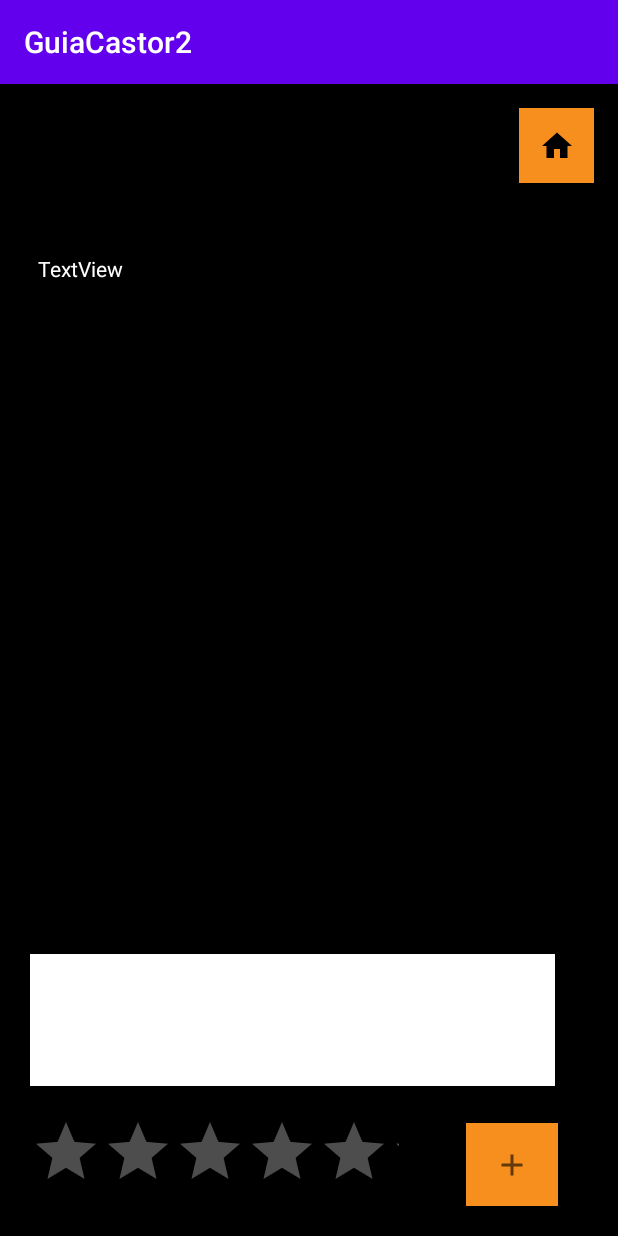
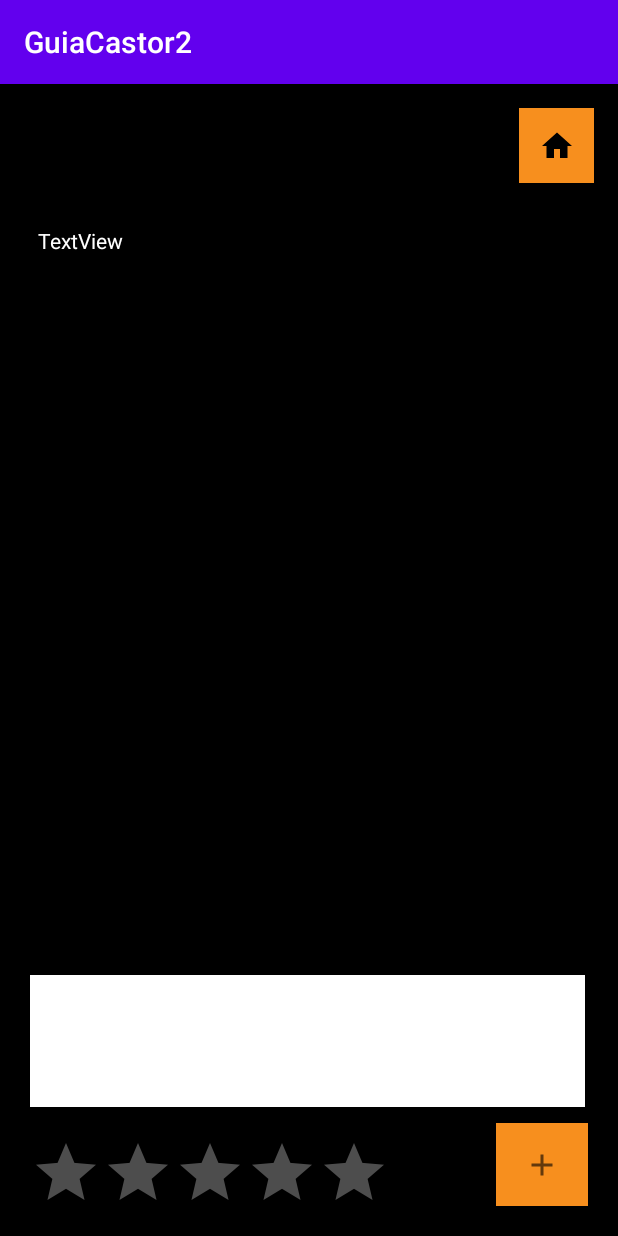
Before and after one commit to MauricioArevaloTorres/GuiaCastor2, an Android app: the Comentarios screen opened directly, with no data from a screen before it, on a phone screen of 412 x 824 dp. Run offline under Robolectric (Android 15) with nearby library versions, the phone set to English and light mode, and no system bars; our stand-ins replace Firebase (no records; nobody signed in at launch, a user with empty details on screens opened directly).

Commit message:
aregladotamaños

```diff
--- a/app/src/main/res/layout/activity_comentarios.xml
+++ b/app/src/main/res/layout/activity_comentarios.xml
@@ -9,89 +9,84 @@
 
     <TextView
         android:id="@+id/txt_name"
-        android:layout_width="87dp"
-        android:layout_height="26dp"
+        android:layout_width="wrap_content"
+        android:layout_height="30dp"
         android:layout_marginStart="25dp"
         android:layout_marginTop="25dp"
         android:text="TextView"
         android:textColor="@color/blanco"
-        app:layout_constraintEnd_toStartOf="@+id/txt_area"
-        app:layout_constraintHorizontal_bias="0.026"
         app:layout_constraintStart_toStartOf="parent"
         app:layout_constraintTop_toTopOf="parent" />
 
     <TextView
         android:id="@+id/txt_ape"
-        android:layout_width="99dp"
-        android:layout_height="27dp"
+        android:layout_width="wrap_content"
+        android:layout_height="30dp"
+        android:layout_marginStart="10dp"
+        android:layout_marginTop="25dp"
+        android:text="TextView"
+        android:textColor="@color/blanco"
+        app:layout_constraintStart_toEndOf="@+id/txt_name"
+        app:layout_constraintTop_toTopOf="parent" />
+
+    <TextView
+        android:id="@+id/txt_id"
+        android:layout_width="wrap_content"
+        android:layout_height="19dp"
+
         android:layout_marginStart="25dp"
-        android:layout_marginTop="20dp"
+        android:layout_marginTop="10dp"
         android:text="TextView"
         android:textColor="@color/blanco"
         app:layout_constraintStart_toStartOf="parent"
         app:layout_constraintTop_toBottomOf="@+id/txt_name" />
 
     <TextView
-        android:id="@+id/txt_id"
-        android:layout_width="wrap_content"
-        android:layout_height="wrap_content"
-        android:text="TextView"
-
-        android:textColor="@color/blanco"
-
-        app:layout_constraintBottom_toTopOf="@+id/rcv_lista"
-
-        app:layout_constraintEnd_toEndOf="parent"
-        app:layout_constraintStart_toStartOf="parent"
-        app:layout_constraintTop_toBottomOf="@+id/txt_ape" />
-
-    <TextView
         android:id="@+id/txt_area"
         android:layout_width="wrap_content"
         android:layout_height="wrap_content"
         android:layout_marginStart="25dp"
-        android:layout_marginTop="25dp"
+        android:layout_marginTop="10dp"
         android:text="TextView"
         android:textColor="@color/blanco"
-        app:layout_constraintBottom_toTopOf="@+id/txt_id"
         app:layout_constraintStart_toStartOf="parent"
-        app:layout_constraintTop_toTopOf="parent" />
+        app:layout_constraintTop_toBottomOf="@+id/txt_id" />
 
     <androidx.recyclerview.widget.RecyclerView
         android:id="@+id/rcv_lista"
         android:layout_width="350dp"
-        android:layout_height="198dp"
+        android:layout_height="300dp"
         android:layout_marginStart="10dp"
+        android:layout_marginTop="20dp"
         android:layout_marginEnd="1dp"
         android:layout_marginBottom="20dp"
         app:layout_constraintBottom_toTopOf="@+id/txt_come"
         app:layout_constraintEnd_toEndOf="parent"
         app:layout_constraintHorizontal_bias="0.12"
-        app:layout_constraintStart_toStartOf="parent" />
+        app:layout_constraintStart_toStartOf="parent"
+        app:layout_constraintTop_toBottomOf="@+id/txt_id" />
 
     <EditText
         android:id="@+id/txt_come"
-        android:layout_width="350dp"
+        android:layout_width="370dp"
         android:layout_height="88dp"
         android:layout_marginStart="20dp"
-        android:layout_marginEnd="40dp"
         android:layout_marginBottom="20dp"
         android:background="@color/blanco"
         android:ems="10"
         android:gravity="start|top"
         android:inputType="textMultiLine"
         app:layout_constraintBottom_toTopOf="@+id/rtn_cali"
-        app:layout_constraintEnd_toEndOf="parent"
 
-        app:layout_constraintHorizontal_bias="0.0"
         app:layout_constraintStart_toStartOf="parent" />
 
     <RatingBar
         android:id="@+id/rtn_cali"
-        android:layout_width="246dp"
-        android:layout_height="60dp"
+        android:layout_width="241dp"
+        android:layout_height="46dp"
         android:layout_marginStart="20dp"
         android:layout_marginBottom="20dp"
+        android:numStars="5"
         android:theme="@style/RatingBar"
         app:layout_constraintBottom_toBottomOf="parent"
         app:layout_constraintEnd_toStartOf="@+id/btn_add"
@@ -104,7 +99,7 @@
         android:layout_width="61dp"
         android:layout_height="55dp"
 
-        android:layout_marginEnd="40dp"
+        android:layout_marginEnd="20dp"
         android:layout_marginBottom="20dp"
         android:background="@color/naranja"
 
--- a/app/src/main/res/layout/list_com_single.xml
+++ b/app/src/main/res/layout/list_com_single.xml
@@ -3,13 +3,13 @@
     xmlns:app="http://schemas.android.com/apk/res-auto"
     xmlns:tools="http://schemas.android.com/tools"
     android:layout_width="match_parent"
-    android:layout_height="200dp"
+    android:layout_height="wrap_content"
     android:background="@color/negro">
 
     <TextView
         android:id="@+id/txt_com"
         android:layout_width="333dp"
-        android:layout_height="86dp"
+        android:layout_height="wrap_content"
         android:layout_marginStart="20dp"
         android:layout_marginTop="20dp"
         android:text="TextView"
@@ -20,13 +20,15 @@
 
     <RatingBar
         android:id="@+id/rtn_cali"
-        android:isIndicator="true"
-        android:numStars="5"
         android:layout_width="wrap_content"
         android:layout_height="50dp"
         android:layout_marginStart="20dp"
         android:layout_marginTop="20dp"
+        android:layout_marginBottom="20dp"
+        android:isIndicator="true"
+        android:numStars="5"
         android:theme="@style/RatingBar"
+        app:layout_constraintBottom_toBottomOf="parent"
         app:layout_constraintStart_toStartOf="parent"
         app:layout_constraintTop_toBottomOf="@+id/txt_com" />
 </androidx.constraintlayout.widget.ConstraintLayout>
```
